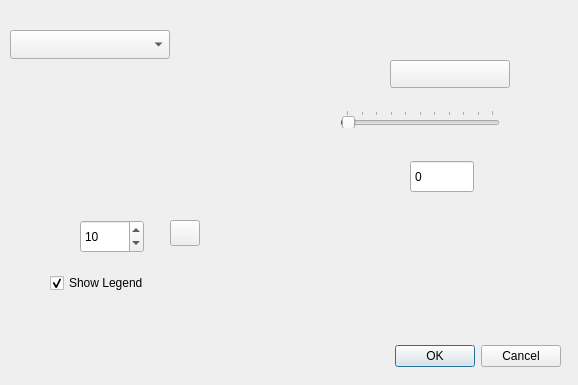
Old version of the form ui/Scatter.ui in the repository lucacasagrande/DataPlot.
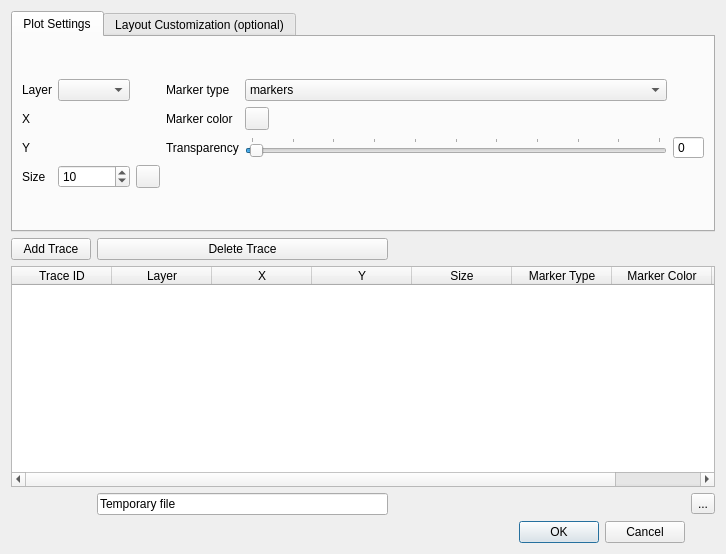
New version of the form. Custom widgets are drawn as their Qt base class.

```diff
--- a/ui/Scatter.ui
+++ b/ui/Scatter.ui
@@ -6,170 +6,379 @@
    <rect>
     <x>0</x>
     <y>0</y>
-    <width>578</width>
-    <height>385</height>
+    <width>726</width>
+    <height>554</height>
    </rect>
   </property>
   <property name="windowTitle">
    <string>Dialog</string>
   </property>
-  <widget class="QDialogButtonBox" name="buttonBox">
-   <property name="geometry">
-    <rect>
-     <x>220</x>
-     <y>340</y>
-     <width>341</width>
-     <height>32</height>
-    </rect>
-   </property>
-   <property name="orientation">
-    <enum>Qt::Horizontal</enum>
-   </property>
-   <property name="standardButtons">
-    <set>QDialogButtonBox::Cancel|QDialogButtonBox::Ok</set>
-   </property>
-  </widget>
-  <widget class="QgsMapLayerComboBox" name="layerCombo">
-   <property name="geometry">
-    <rect>
-     <x>10</x>
-     <y>30</y>
-     <width>160</width>
-     <height>29</height>
-    </rect>
-   </property>
-  </widget>
-  <widget class="QCheckBox" name="legendCheck">
-   <property name="geometry">
-    <rect>
-     <x>50</x>
-     <y>270</y>
-     <width>121</width>
-     <height>26</height>
-    </rect>
-   </property>
-   <property name="text">
-    <string>Show Legend</string>
-   </property>
-   <property name="checked">
-    <bool>true</bool>
-   </property>
-  </widget>
-  <widget class="QSpinBox" name="Size">
-   <property name="geometry">
-    <rect>
-     <x>80</x>
-     <y>220</y>
-     <width>64</width>
-     <height>33</height>
-    </rect>
-   </property>
-   <property name="maximum">
-    <number>10000</number>
-   </property>
-   <property name="value">
-    <number>10</number>
-   </property>
-  </widget>
-  <widget class="QgsFieldExpressionWidget" name="expField1">
-   <property name="geometry">
-    <rect>
-     <x>90</x>
-     <y>80</y>
-     <width>200</width>
-     <height>32</height>
-    </rect>
-   </property>
-  </widget>
-  <widget class="QgsFieldExpressionWidget" name="expField2">
-   <property name="geometry">
-    <rect>
-     <x>100</x>
-     <y>140</y>
-     <width>200</width>
-     <height>32</height>
-    </rect>
-   </property>
-  </widget>
-  <widget class="QgsColorButtonV2" name="colorButton">
-   <property name="geometry">
-    <rect>
-     <x>390</x>
-     <y>60</y>
-     <width>120</width>
-     <height>28</height>
-    </rect>
-   </property>
-  </widget>
-  <widget class="QSlider" name="alpha">
-   <property name="geometry">
-    <rect>
-     <x>340</x>
-     <y>110</y>
-     <width>160</width>
-     <height>18</height>
-    </rect>
-   </property>
-   <property name="cursor">
-    <cursorShape>ArrowCursor</cursorShape>
-   </property>
-   <property name="layoutDirection">
-    <enum>Qt::LeftToRight</enum>
-   </property>
-   <property name="minimum">
-    <number>0</number>
-   </property>
-   <property name="maximum">
-    <number>100</number>
-   </property>
-   <property name="singleStep">
-    <number>1</number>
-   </property>
-   <property name="value">
-    <number>1</number>
-   </property>
-   <property name="orientation">
-    <enum>Qt::Horizontal</enum>
-   </property>
-   <property name="invertedAppearance">
-    <bool>false</bool>
-   </property>
-   <property name="invertedControls">
-    <bool>false</bool>
-   </property>
-   <property name="tickPosition">
-    <enum>QSlider::TicksAbove</enum>
-   </property>
-   <property name="tickInterval">
-    <number>10</number>
-   </property>
-  </widget>
-  <widget class="QSpinBox" name="spinBox">
-   <property name="geometry">
-    <rect>
-     <x>410</x>
-     <y>160</y>
-     <width>64</width>
-     <height>33</height>
-    </rect>
-   </property>
-   <property name="buttonSymbols">
-    <enum>QAbstractSpinBox::NoButtons</enum>
-   </property>
-   <property name="maximum">
-    <number>100</number>
-   </property>
-  </widget>
-  <widget class="QgsDataDefinedButton" name="dataDefined">
-   <property name="geometry">
-    <rect>
-     <x>170</x>
-     <y>220</y>
-     <width>30</width>
-     <height>26</height>
-    </rect>
-   </property>
-  </widget>
+  <layout class="QGridLayout" name="gridLayout_3">
+   <item row="0" column="0" colspan="4">
+    <widget class="QTabWidget" name="tabWidget">
+     <property name="enabled">
+      <bool>true</bool>
+     </property>
+     <property name="currentIndex">
+      <number>0</number>
+     </property>
+     <widget class="QWidget" name="tab">
+      <attribute name="title">
+       <string>Plot Settings</string>
+      </attribute>
+      <layout class="QGridLayout" name="gridLayout_2">
+       <item row="0" column="0">
+        <layout class="QGridLayout" name="gridLayout">
+         <item row="1" column="0">
+          <widget class="QLabel" name="label_2">
+           <property name="text">
+            <string>X</string>
+           </property>
+          </widget>
+         </item>
+         <item row="0" column="1">
+          <widget class="QgsMapLayerComboBox" name="LayerCombo"/>
+         </item>
+         <item row="2" column="0">
+          <widget class="QLabel" name="label_3">
+           <property name="text">
+            <string>Y</string>
+           </property>
+          </widget>
+         </item>
+         <item row="1" column="1">
+          <widget class="QgsFieldExpressionWidget" name="expField1">
+           <property name="sizePolicy">
+            <sizepolicy hsizetype="Preferred" vsizetype="Fixed">
+             <horstretch>0</horstretch>
+             <verstretch>0</verstretch>
+            </sizepolicy>
+           </property>
+          </widget>
+         </item>
+         <item row="0" column="0">
+          <widget class="QLabel" name="label">
+           <property name="text">
+            <string>Layer</string>
+           </property>
+          </widget>
+         </item>
+         <item row="0" column="3">
+          <widget class="QLabel" name="label_4">
+           <property name="text">
+            <string>Marker type</string>
+           </property>
+          </widget>
+         </item>
+         <item row="3" column="1">
+          <widget class="QSpinBox" name="Size">
+           <property name="maximum">
+            <number>10000</number>
+           </property>
+           <property name="value">
+            <number>10</number>
+           </property>
+          </widget>
+         </item>
+         <item row="2" column="4">
+          <widget class="QSlider" name="alpha">
+           <property name="cursor">
+            <cursorShape>ArrowCursor</cursorShape>
+           </property>
+           <property name="layoutDirection">
+            <enum>Qt::LeftToRight</enum>
+           </property>
+           <property name="minimum">
+            <number>0</number>
+           </property>
+           <property name="maximum">
+            <number>100</number>
+           </property>
+           <property name="singleStep">
+            <number>1</number>
+           </property>
+           <property name="value">
+            <number>1</number>
+           </property>
+           <property name="orientation">
+            <enum>Qt::Horizontal</enum>
+           </property>
+           <property name="invertedAppearance">
+            <bool>false</bool>
+           </property>
+           <property name="invertedControls">
+            <bool>false</bool>
+           </property>
+           <property name="tickPosition">
+            <enum>QSlider::TicksAbove</enum>
+           </property>
+           <property name="tickInterval">
+            <number>10</number>
+           </property>
+          </widget>
+         </item>
+         <item row="1" column="4">
+          <widget class="QgsColorButtonV2" name="colorButton"/>
+         </item>
+         <item row="3" column="2">
+          <widget class="QgsDataDefinedButton" name="dataDefined"/>
+         </item>
+         <item row="1" column="3">
+          <widget class="QLabel" name="label_5">
+           <property name="text">
+            <string>Marker color</string>
+           </property>
+          </widget>
+         </item>
+         <item row="2" column="3">
+          <widget class="QLabel" name="label_6">
+           <property name="text">
+            <string>Transparency</string>
+           </property>
+          </widget>
+         </item>
+         <item row="0" column="4">
+          <widget class="QComboBox" name="symbolCombo">
+           <item>
+            <property name="text">
+             <string notr="true">markers</string>
+            </property>
+           </item>
+           <item>
+            <property name="text">
+             <string notr="true">lines</string>
+            </property>
+           </item>
+           <item>
+            <property name="text">
+             <string notr="true">markers+lines</string>
+            </property>
+           </item>
+          </widget>
+         </item>
+         <item row="2" column="1">
+          <widget class="QgsFieldExpressionWidget" name="expField2">
+           <property name="sizePolicy">
+            <sizepolicy hsizetype="Preferred" vsizetype="Fixed">
+             <horstretch>0</horstretch>
+             <verstretch>0</verstretch>
+            </sizepolicy>
+           </property>
+          </widget>
+         </item>
+         <item row="3" column="0">
+          <widget class="QLabel" name="label_7">
+           <property name="text">
+            <string>Size</string>
+           </property>
+          </widget>
+         </item>
+         <item row="2" column="5">
+          <widget class="QSpinBox" name="alphaBox">
+           <property name="buttonSymbols">
+            <enum>QAbstractSpinBox::NoButtons</enum>
+           </property>
+           <property name="maximum">
+            <number>100</number>
+           </property>
+          </widget>
+         </item>
+        </layout>
+       </item>
+      </layout>
+     </widget>
+     <widget class="QWidget" name="tab_2">
+      <attribute name="title">
+       <string>Layout Customization (optional)</string>
+      </attribute>
+      <layout class="QGridLayout" name="gridLayout_5">
+       <item row="0" column="1">
+        <spacer name="horizontalSpacer">
+         <property name="orientation">
+          <enum>Qt::Horizontal</enum>
+         </property>
+         <property name="sizeHint" stdset="0">
+          <size>
+           <width>40</width>
+           <height>20</height>
+          </size>
+         </property>
+        </spacer>
+       </item>
+       <item row="0" column="0">
+        <layout class="QGridLayout" name="gridLayout_4">
+         <item row="2" column="0">
+          <widget class="QCheckBox" name="logXCheck">
+           <property name="text">
+            <string>Logarithmic X Axes</string>
+           </property>
+          </widget>
+         </item>
+         <item row="1" column="0">
+          <widget class="QCheckBox" name="titleCheck">
+           <property name="text">
+            <string>Plot Title</string>
+           </property>
+           <property name="checkable">
+            <bool>true</bool>
+           </property>
+           <property name="checked">
+            <bool>false</bool>
+           </property>
+          </widget>
+         </item>
+         <item row="1" column="1">
+          <widget class="QLineEdit" name="pltTitle">
+           <property name="enabled">
+            <bool>false</bool>
+           </property>
+           <property name="placeholderText">
+            <string>Title</string>
+           </property>
+          </widget>
+         </item>
+         <item row="0" column="0">
+          <widget class="QCheckBox" name="legendCheck">
+           <property name="enabled">
+            <bool>true</bool>
+           </property>
+           <property name="text">
+            <string>Show Legend</string>
+           </property>
+           <property name="checked">
+            <bool>false</bool>
+           </property>
+          </widget>
+         </item>
+         <item row="2" column="1">
+          <widget class="QCheckBox" name="logYCheck">
+           <property name="text">
+            <string>Logarithmic Y Axes</string>
+           </property>
+          </widget>
+         </item>
+         <item row="0" column="2">
+          <widget class="QCheckBox" name="regressionCheck">
+           <property name="text">
+            <string>Show Regression Line</string>
+           </property>
+          </widget>
+         </item>
+        </layout>
+       </item>
+       <item row="1" column="0" colspan="2">
+        <spacer name="verticalSpacer">
+         <property name="orientation">
+          <enum>Qt::Vertical</enum>
+         </property>
+         <property name="sizeHint" stdset="0">
+          <size>
+           <width>20</width>
+           <height>40</height>
+          </size>
+         </property>
+        </spacer>
+       </item>
+      </layout>
+     </widget>
+    </widget>
+   </item>
+   <item row="1" column="0">
+    <widget class="QPushButton" name="addTrace">
+     <property name="text">
+      <string>Add Trace</string>
+     </property>
+    </widget>
+   </item>
+   <item row="1" column="1">
+    <widget class="QPushButton" name="deleteTrace">
+     <property name="text">
+      <string>Delete Trace</string>
+     </property>
+    </widget>
+   </item>
+   <item row="2" column="0" colspan="4">
+    <widget class="QTableWidget" name="traceTable">
+     <column>
+      <property name="text">
+       <string>Trace ID</string>
+      </property>
+     </column>
+     <column>
+      <property name="text">
+       <string>Layer</string>
+      </property>
+     </column>
+     <column>
+      <property name="text">
+       <string>X</string>
+      </property>
+     </column>
+     <column>
+      <property name="text">
+       <string>Y</string>
+      </property>
+     </column>
+     <column>
+      <property name="text">
+       <string>Size</string>
+      </property>
+     </column>
+     <column>
+      <property name="text">
+       <string>Marker Type</string>
+      </property>
+     </column>
+     <column>
+      <property name="text">
+       <string>Marker Color</string>
+      </property>
+     </column>
+     <column>
+      <property name="text">
+       <string>Transparency</string>
+      </property>
+     </column>
+    </widget>
+   </item>
+   <item row="3" column="1">
+    <widget class="QLineEdit" name="filePath">
+     <property name="text">
+      <string>Temporary file</string>
+     </property>
+     <property name="readOnly">
+      <bool>true</bool>
+     </property>
+     <property name="placeholderText">
+      <string/>
+     </property>
+    </widget>
+   </item>
+   <item row="3" column="3">
+    <widget class="QToolButton" name="browseButton">
+     <property name="text">
+      <string>...</string>
+     </property>
+    </widget>
+   </item>
+   <item row="4" column="2">
+    <widget class="QDialogButtonBox" name="buttonBox">
+     <property name="orientation">
+      <enum>Qt::Horizontal</enum>
+     </property>
+     <property name="standardButtons">
+      <set>QDialogButtonBox::Cancel|QDialogButtonBox::Ok</set>
+     </property>
+    </widget>
+   </item>
+  </layout>
+  <zorder>buttonBox</zorder>
+  <zorder>tabWidget</zorder>
+  <zorder>filePath</zorder>
+  <zorder>browseButton</zorder>
+  <zorder>addTrace</zorder>
+  <zorder>deleteTrace</zorder>
+  <zorder>traceTable</zorder>
  </widget>
  <customwidgets>
   <customwidget>
```
Left out of the diff: 65 changed lines with no effect on the pictures.
